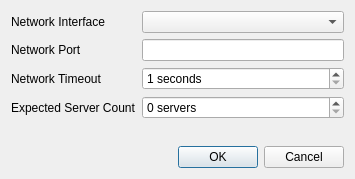
First picture: the form in compoundpi/windows/find_dialog.ui, repository waveform-computing/compoundpi, before the edit.
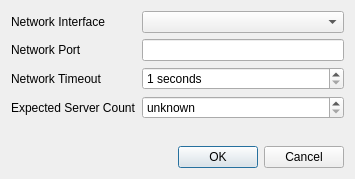
Second picture: the form after the edit.

Diff of the .ui file:
```diff
--- a/compoundpi/windows/find_dialog.ui
+++ b/compoundpi/windows/find_dialog.ui
@@ -68,6 +68,9 @@
        <property name="toolTip">
         <string>Specify how many Compound Pi servers you have, or 0 if you are unsure</string>
        </property>
+       <property name="specialValueText">
+        <string>unknown</string>
+       </property>
        <property name="suffix">
         <string> servers</string>
        </property>
```
Left out of the diff: 8 changed lines with no effect on the pictures.
